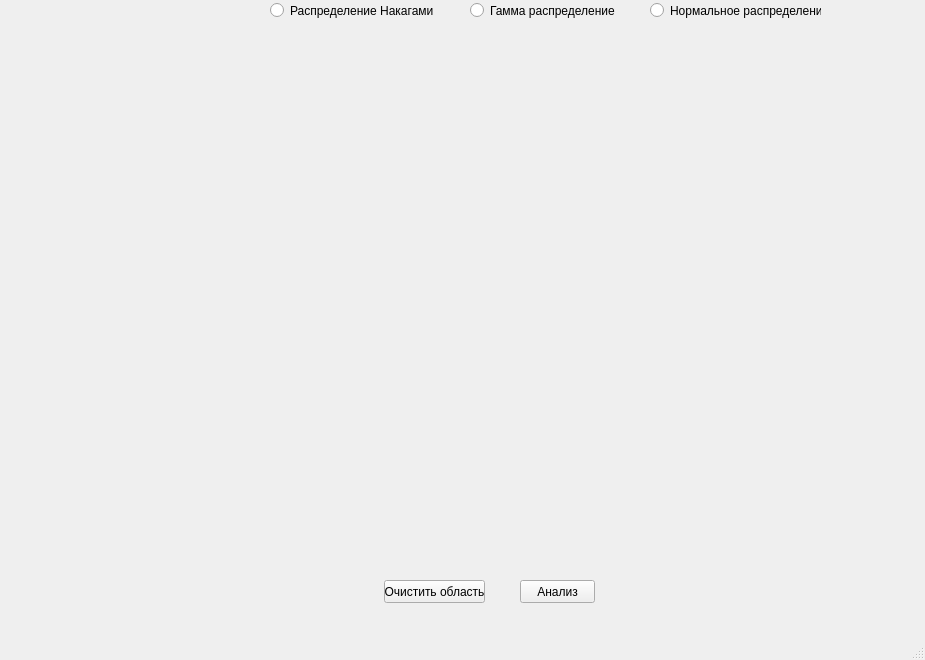
Old version of the form untitled.ui in the repository ShipilovS/signal_distribution.
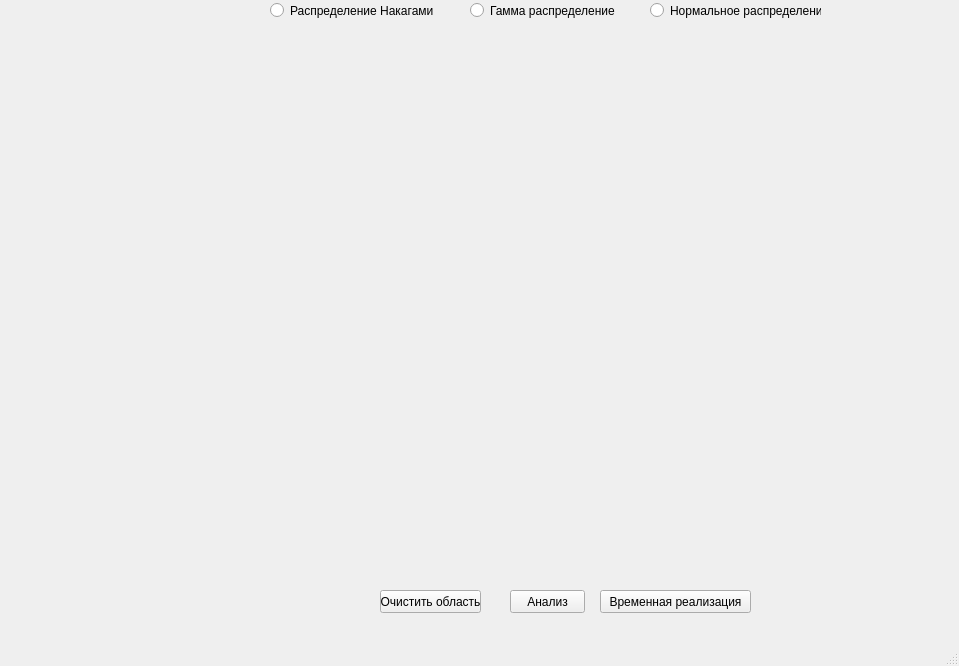
New version of the form.

Commit message: Сгенерированный EXE, временная реализация

What changed in the file:
```diff
--- a/untitled.ui
+++ b/untitled.ui
@@ -6,8 +6,8 @@
    <rect>
     <x>0</x>
     <y>0</y>
-    <width>925</width>
-    <height>660</height>
+    <width>959</width>
+    <height>666</height>
    </rect>
   </property>
   <property name="windowTitle">
@@ -43,8 +43,8 @@
    <widget class="QPushButton" name="pushButton">
     <property name="geometry">
      <rect>
-      <x>520</x>
-      <y>580</y>
+      <x>510</x>
+      <y>590</y>
       <width>75</width>
       <height>23</height>
      </rect>
@@ -69,18 +69,18 @@
    <widget class="QWidget" name="widget" native="true">
     <property name="geometry">
      <rect>
-      <x>270</x>
-      <y>50</y>
-      <width>621</width>
-      <height>491</height>
+      <x>30</x>
+      <y>30</y>
+      <width>921</width>
+      <height>551</height>
      </rect>
     </property>
    </widget>
    <widget class="QPushButton" name="pushButton_2">
     <property name="geometry">
      <rect>
-      <x>384</x>
-      <y>580</y>
+      <x>380</x>
+      <y>590</y>
       <width>101</width>
       <height>23</height>
      </rect>
@@ -89,6 +89,19 @@
      <string>Очистить область</string>
     </property>
    </widget>
+   <widget class="QPushButton" name="pushButton_3">
+    <property name="geometry">
+     <rect>
+      <x>600</x>
+      <y>590</y>
+      <width>151</width>
+      <height>23</height>
+     </rect>
+    </property>
+    <property name="text">
+     <string>Временная реализация</string>
+    </property>
+   </widget>
   </widget>
   <widget class="QMenuBar" name="menubar">
    <property name="geometry">
```
Left out of the diff: 2 changed lines with no effect on the pictures. The commit also changes 511 other files.
